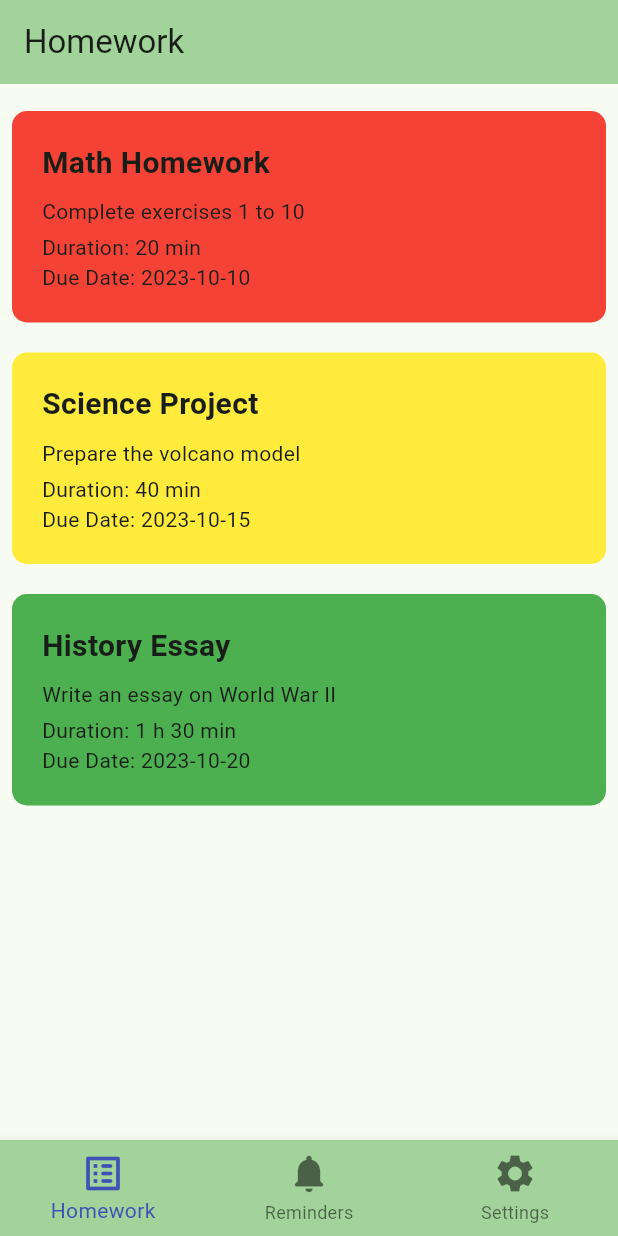
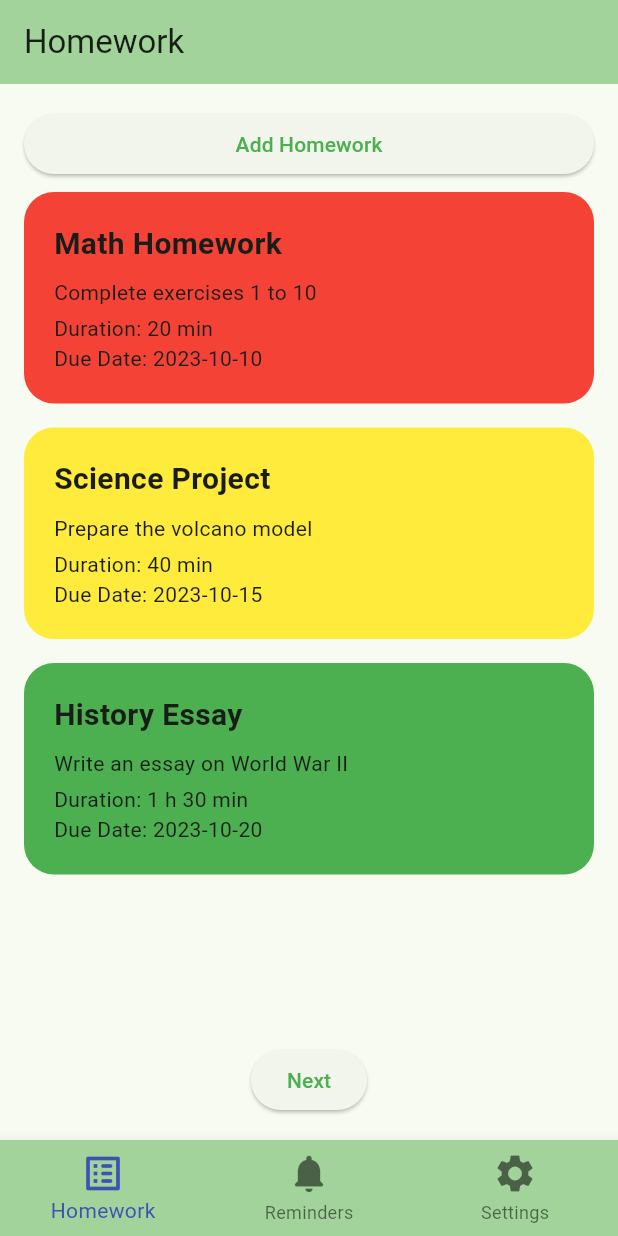
Before and after one commit to iamagoodperson-yay/remindo_v2, a Flutter app: the screen it shows after launch, on a phone screen of 412 x 824 dp. Run offline on Flutter 3.47's test engine with Material 3 defaults, Android fonts, the phone set to English and light mode, and no system bars.

Commit message:
made boilerplate for addHomework

```diff
--- a/lib/utils/homework_tile.dart
+++ b/lib/utils/homework_tile.dart
@@ -32,12 +32,12 @@ class HomeworkTile extends StatelessWidget {
   @override
   Widget build(BuildContext context) {
     return Padding(
-      padding: const EdgeInsets.symmetric(vertical: 10),
+      padding: const EdgeInsets.symmetric(vertical: 8),
       child: Container(
         padding: const EdgeInsets.all(20),
         decoration: BoxDecoration(
           color: importance.color,
-          borderRadius: BorderRadius.circular(10)
+          borderRadius: BorderRadius.circular(20)
         ),
         child: Column(
           crossAxisAlignment: CrossAxisAlignment.start,
--- a/lib/views/homework_view.dart
+++ b/lib/views/homework_view.dart
@@ -1,4 +1,5 @@
 import 'package:flutter/material.dart';
+import 'package:remindo_v2/utils/add_homework_dialog_box.dart';
 import 'package:remindo_v2/utils/homework_tile.dart';
 
 class HomeworkView extends StatefulWidget {
@@ -9,16 +10,36 @@ class HomeworkView extends StatefulWidget {
 }
 
 class _HomeworkViewState extends State<HomeworkView> {
+
   List homeworkList = [
     ['Math Homework', 'Complete exercises 1 to 10', DateTime.parse('2023-10-10'), const Duration(minutes: 20), Importance.high],
     ['Science Project', 'Prepare the volcano model', DateTime.parse('2023-10-15'), const Duration(minutes: 40), Importance.medium],
     ['History Essay', 'Write an essay on World War II', DateTime.parse('2023-10-20'), const Duration(hours: 1, minutes: 30), Importance.low],
   ];
 
+  void addHomework() {
+    showDialog(
+      context: context,
+      builder: (context) {
+        return AddHomeworkDialogBox();
+      }
+    );
+  }
+
   @override
   Widget build(BuildContext context) {
     return Padding(
-      padding: const EdgeInsets.all(8.0),
+      padding: const EdgeInsets.all(16),
+      child: Column(
+        children: [
+          SizedBox(
+            width: double.infinity,
+            child: ElevatedButton(
+              onPressed: addHomework,
+              child: const Text('Add Homework'),
+            ),
+          ),
+          Expanded(
             child: ListView.builder(
               itemCount: homeworkList.length,
               itemBuilder: (context, index) {
@@ -31,82 +52,13 @@ class _HomeworkViewState extends State<HomeworkView> {
                 );
               },
             ),
+          ),
+          ElevatedButton(
+            onPressed: () {},
+            child: const Text('Next'),
+          ),
+        ]
+      )
     );
   }
 }
-
-// // Create a Form widget.
-// class MyCustomForm extends StatefulWidget {
-//   const MyCustomForm({super.key});
-
-//   @override
-//   MyCustomFormState createState() {
-//     return MyCustomFormState();
-//   }
-// }
-
-// // Create a corresponding State class.
-// // This class holds data related to the form.
-// class MyCustomFormState extends State<MyCustomForm> {
-//   // Create a global key that uniquely identifies the Form widget
-//   // and allows validation of the form.
-//   //
-//   // Note: This is a GlobalKey<FormState>,
-//   // not a GlobalKey<MyCustomFormState>.
-//   final _formKey = GlobalKey<FormState>();
-
-//   @override
-//   Widget build(BuildContext context) {
-//     // Build a Form widget using the _formKey created above.
-//     return Form(
-//       key: _formKey,
-//       child: Column(
-//         children: [
-//           TextFormField(
-//             // The validator receives the text that the user has entered.
-//             validator: (value) {
-//               if (value == null || value.isEmpty) {
-//                 return 'Please enter some text';
-//               }
-//               return null;
-//             },
-//           ),
-//           Padding(
-//             padding: const EdgeInsets.symmetric(vertical: 16),
-//             child: Row(
-//               mainAxisAlignment: MainAxisAlignment.center,
-//               children: [
-//                 ElevatedButton(
-//                   onPressed: () {
-//                     // Validate returns true if the form is valid, or false otherwise.
-//                     if (_formKey.currentState!.validate()) {
-//                       // If the form is valid, display a snackbar. In the real world,
-//                       // you'd often call a server or save the information in a database.
-//                       ScaffoldMessenger.of(context).showSnackBar(
-//                         const SnackBar(content: Text('Added Entry')),
-//                       );
-//                     }
-//                   },
-//                   child: const Text('Submit'),
-//                 ),
-//                 const Padding(padding: EdgeInsets.symmetric(horizontal: 8.0)),
-//                 ElevatedButton(
-//                   onPressed: () {
-
-//                     ScaffoldMessenger.of(context).showSnackBar(
-//                       const SnackBar(content: Text('Cleared')),
-//                     );
-//                   },
-//                   style: FilledButton.styleFrom(
-//                     foregroundColor: Colors.red,
-//                   ),
-//                   child: const Text("Clear"),
-//                 ),
-//               ],
-//             ),
-//           ),
-//         ],
-//       ),
-//     );
-//   }
-// }
--- a/pubspec.yaml
+++ b/pubspec.yaml
@@ -35,6 +35,7 @@ dependencies:
   # The following adds the Cupertino Icons font to your application.
   # Use with the CupertinoIcons class for iOS style icons.
   cupertino_icons: ^1.0.8
+  flutter_slidable: ^3.0.0
 
 dev_dependencies:
   flutter_test:
```
Also changed, not shown: lib/utils/add_homework_dialog_box.dart (added, +104 -0 lines), pubspec.lock. Lines whose indentation alone changed are shown as unchanged.
